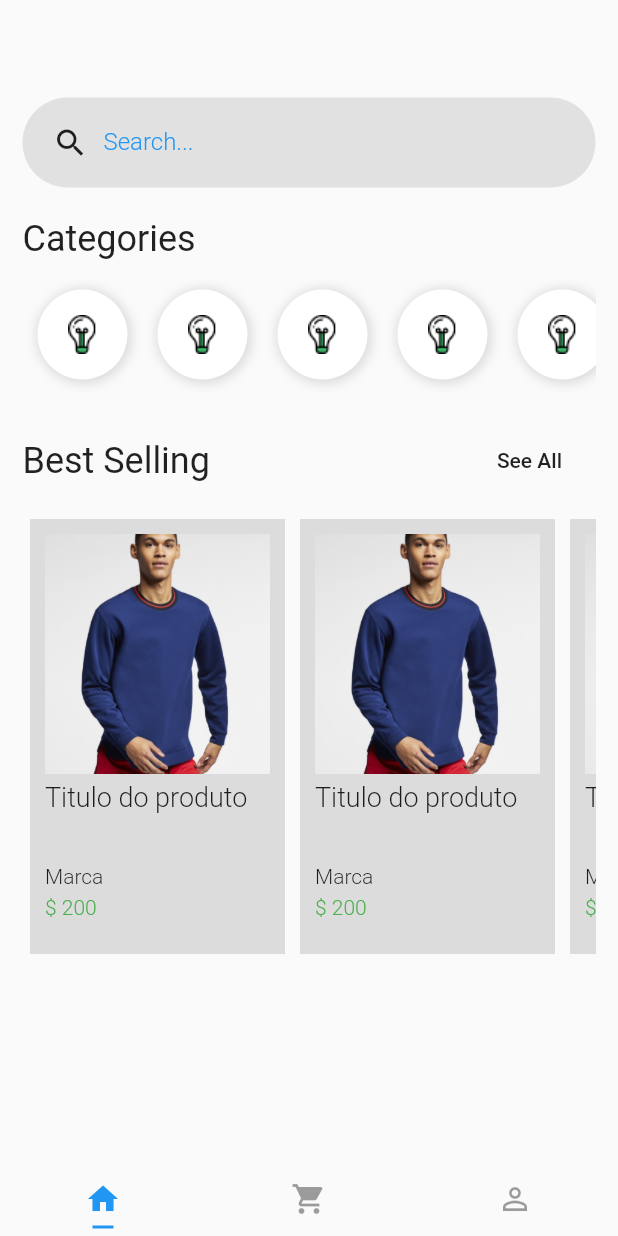
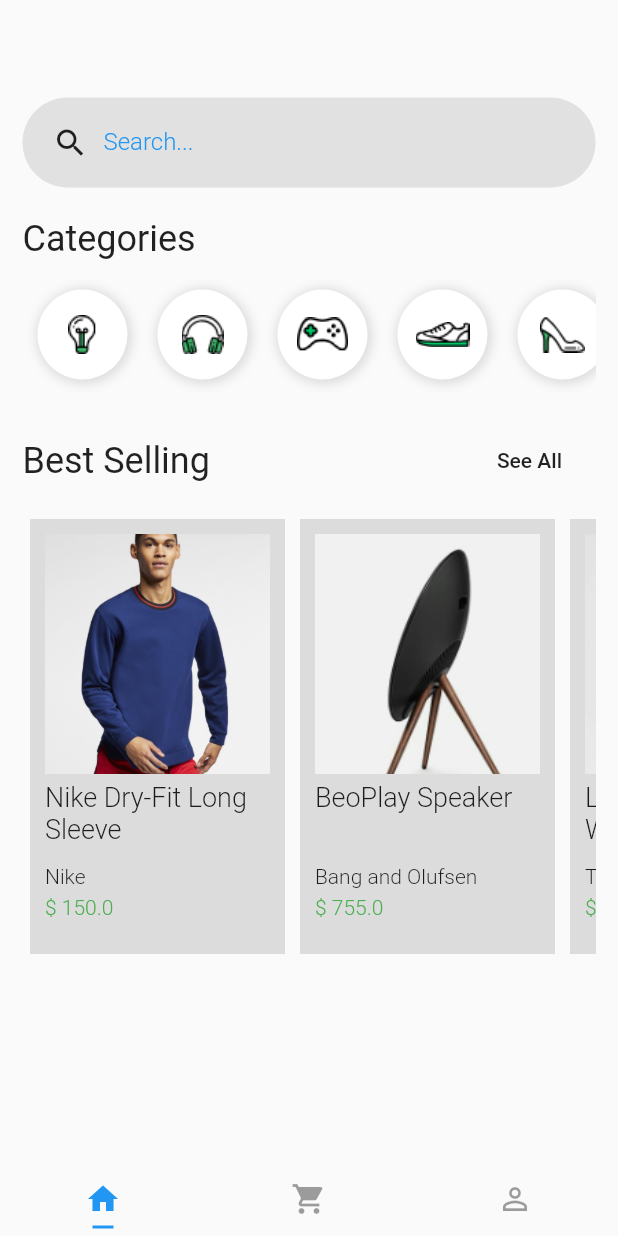
Before and after one commit to Douglas-code/shopping_app, a Flutter app: the screen it shows after launch, on a phone screen of 412 x 824 dp. Run offline on Flutter 3.47's test engine with Material 2 defaults, Android fonts, the phone set to English and light mode, and no system bars.

Commit message:
Organizando Widgets

```diff
--- /dev/null
+++ b/lib/Widgets/category/category-item.widget.dart
@@ -0,0 +1,32 @@
+import 'package:flutter/material.dart';
+
+class CategoryItem extends StatelessWidget {
+  final String image;
+
+  CategoryItem({@required this.image});
+
+  @override
+  Widget build(BuildContext context) {
+    return Container(
+      width: 60,
+      height: 60,
+      margin: EdgeInsets.all(10),
+      padding: EdgeInsets.all(10),
+      decoration: BoxDecoration(
+        color: Colors.white,
+        boxShadow: [
+          new BoxShadow(
+            color: Colors.black12,
+            offset: new Offset(1, 1),
+            blurRadius: 5,
+            spreadRadius: 2,
+          ),
+        ],
+        borderRadius: BorderRadius.all(
+          Radius.circular(64),
+        ),
+      ),
+      child: Image.asset(image),
+    );
+  }
+}
--- /dev/null
+++ b/lib/Widgets/category/category-list.widget.dart
@@ -0,0 +1,21 @@
+import 'package:flutter/material.dart';
+
+import 'category-item.widget.dart';
+
+class CategoryList extends StatelessWidget {
+  @override
+  Widget build(BuildContext context) {
+    return Container(
+      child: ListView(
+        scrollDirection: Axis.horizontal,
+        children: <Widget>[
+          CategoryItem(image: "assets/Icon_Devices.png"),
+          CategoryItem(image: "assets/Icon_Gadgets.png"),
+          CategoryItem(image: "assets/Icon_Gaming.png"),
+          CategoryItem(image: "assets/Icon_Mens_Shoe.png"),
+          CategoryItem(image: "assets/Icon_Womens_Shoe.png"),
+        ],
+      ),
+    );
+  }
+}
--- /dev/null
+++ b/lib/Widgets/product/product-card.widget.dart
@@ -0,0 +1,86 @@
+import 'package:Shopping/pages/product.page.dart';
+import 'package:flutter/material.dart';
+
+class ProductCard extends StatelessWidget {
+  final String image;
+  final String title;
+  final String description;
+  final double price;
+
+  ProductCard({
+    @required this.image,
+    @required this.title,
+    @required this.description,
+    @required this.price,
+  });
+
+  @override
+  Widget build(BuildContext context) {
+    return Container(
+      padding: EdgeInsets.all(10),
+      margin: EdgeInsets.all(5),
+      width: 170,
+      color: Colors.black12,
+      child: Column(
+        crossAxisAlignment: CrossAxisAlignment.start,
+        children: <Widget>[
+          GestureDetector(
+            onTap: () {
+              Navigator.push(
+                context,
+                MaterialPageRoute(
+                  builder: (context) => ProductPage(
+                    description: description,
+                    image: image,
+                    price: price,
+                    title: title,
+                  ),
+                ),
+              );
+            },
+            child: Image.asset(
+              image,
+              width: 160,
+              height: 160,
+              fit: BoxFit.cover,
+            ),
+          ),
+          SizedBox(
+            height: 5,
+          ),
+          Container(
+            height: 50,
+            child: Text(
+              title,
+              style: TextStyle(
+                fontSize: 18,
+                fontWeight: FontWeight.w300,
+              ),
+            ),
+          ),
+          SizedBox(
+            height: 5,
+          ),
+          Text(
+            description,
+            style: TextStyle(
+              fontSize: 14,
+              fontWeight: FontWeight.w300,
+            ),
+          ),
+          SizedBox(
+            height: 5,
+          ),
+          Text(
+            "\$ $price",
+            style: TextStyle(
+              color: Colors.green,
+              fontSize: 14,
+              fontWeight: FontWeight.w300,
+            ),
+          ),
+        ],
+      ),
+    );
+  }
+}
--- /dev/null
+++ b/lib/Widgets/product/product-list.widget.dart
@@ -0,0 +1,49 @@
+import 'package:Shopping/Widgets/product/product-card.widget.dart';
+import 'package:flutter/material.dart';
+
+class ProductList extends StatelessWidget {
+  final Axis scrollDirection;
+
+  ProductList({@required this.scrollDirection});
+
+  @override
+  Widget build(BuildContext context) {
+    return Container(
+      child: ListView(
+        scrollDirection: scrollDirection,
+        children: <Widget>[
+          ProductCard(
+            title: "Nike Dry-Fit Long Sleeve",
+            description: "Nike",
+            image: "assets/product-10.png",
+            price: 150,
+          ),
+          ProductCard(
+            title: "BeoPlay Speaker",
+            description: "Bang and Olufsen",
+            image: "assets/product-1.png",
+            price: 755,
+          ),
+          ProductCard(
+            title: "Leather Wristwatch",
+            description: "Tag Heuer",
+            image: "assets/product-2.png",
+            price: 450,
+          ),
+          ProductCard(
+            title: "Smart Bluetooth Speaker",
+            description: "Google Inc.",
+            image: "assets/product-3.png",
+            price: 900,
+          ),
+          ProductCard(
+            title: "Smart Luggage",
+            description: "Smart Inc.",
+            image: "assets/product-4.png",
+            price: 1000,
+          ),
+        ],
+      ),
+    );
+  }
+}
--- /dev/null
+++ b/lib/Widgets/search-box.widget.dart
@@ -0,0 +1,44 @@
+import 'package:flutter/material.dart';
+
+class SearchBox extends StatelessWidget {
+  @override
+  Widget build(BuildContext context) {
+    return Container(
+      height: 60,
+      padding: EdgeInsets.only(
+        left: 20,
+      ),
+      child: Row(
+        children: <Widget>[
+          Icon(Icons.search),
+          Container(
+            width: 200,
+            padding: EdgeInsets.only(left: 10),
+            child: TextFormField(
+              keyboardType: TextInputType.text,
+              decoration: InputDecoration(
+                border: InputBorder.none,
+                labelText: "Search...",
+                labelStyle: TextStyle(
+                  color: Colors.blue,
+                  fontWeight: FontWeight.w300,
+                  fontSize: 16,
+                ),
+              ),
+              style: TextStyle(
+                fontSize: 20,
+                color: Colors.blue,
+              ),
+            ),
+          ),
+        ],
+      ),
+      decoration: BoxDecoration(
+        color: Colors.black.withOpacity(0.1),
+        borderRadius: BorderRadius.all(
+          Radius.circular(128),
+        ),
+      ),
+    );
+  }
+}
--- a/lib/pages/home.page.dart
+++ b/lib/pages/home.page.dart
@@ -1,4 +1,6 @@
-import 'package:Shopping/pages/product.page.dart';
+import 'package:Shopping/Widgets/category/category-list.widget.dart';
+import 'package:Shopping/Widgets/product/product-list.widget.dart';
+import 'package:Shopping/Widgets/search-box.widget.dart';
 import 'package:flutter/material.dart';
 
 class HomePage extends StatelessWidget {
@@ -13,7 +15,7 @@ class HomePage extends StatelessWidget {
             SizedBox(
               height: 50,
             ),
-            search(),
+            SearchBox(),
             SizedBox(
               height: 20,
             ),
@@ -28,7 +30,7 @@ class HomePage extends StatelessWidget {
             ),
             Container(
               height: 80,
-              child: categoryList(),
+              child: CategoryList(),
             ),
             SizedBox(
               height: 20,
@@ -53,7 +55,9 @@ class HomePage extends StatelessWidget {
             ),
             Container(
               height: 300,
-              child: productList(context),
+              child: ProductList(
+                scrollDirection: Axis.horizontal,
+              ),
             ),
           ],
         ),
@@ -61,166 +65,3 @@ class HomePage extends StatelessWidget {
     );
   }
 }
-
-Widget search() {
-  return Container(
-    height: 60,
-    padding: EdgeInsets.only(
-      left: 20,
-    ),
-    child: Row(
-      children: <Widget>[
-        Icon(Icons.search),
-        Container(
-          width: 200,
-          padding: EdgeInsets.only(left: 10),
-          child: TextFormField(
-            keyboardType: TextInputType.text,
-            decoration: InputDecoration(
-              border: InputBorder.none,
-              labelText: "Search...",
-              labelStyle: TextStyle(
-                color: Colors.blue,
-                fontWeight: FontWeight.w300,
-                fontSize: 16,
-              ),
-            ),
-            style: TextStyle(
-              fontSize: 20,
-              color: Colors.blue,
-            ),
-          ),
-        ),
-      ],
-    ),
-    decoration: BoxDecoration(
-      color: Colors.black.withOpacity(0.1),
-      borderRadius: BorderRadius.all(
-        Radius.circular(128),
-      ),
-    ),
-  );
-}
-
-Widget categoryList() {
-  return Container(
-    child: ListView(
-      scrollDirection: Axis.horizontal,
-      children: <Widget>[
-        categoryItem(),
-        categoryItem(),
-        categoryItem(),
-        categoryItem(),
-        categoryItem(),
-        categoryItem(),
-        categoryItem(),
-        categoryItem(),
-      ],
-    ),
-  );
-}
-
-Widget categoryItem() {
-  return Container(
-    width: 60,
-    height: 60,
-    margin: EdgeInsets.all(10),
-    padding: EdgeInsets.all(10),
-    decoration: BoxDecoration(
-      color: Colors.white,
-      boxShadow: [
-        new BoxShadow(
-          color: Colors.black12,
-          offset: new Offset(1, 1),
-          blurRadius: 5,
-          spreadRadius: 2,
-        ),
-      ],
-      borderRadius: BorderRadius.all(
-        Radius.circular(64),
-      ),
-    ),
-    child: Image.asset("assets/Icon_Devices.png"),
-  );
-}
-
-Widget productList(BuildContext context) {
-  return Container(
-    child: ListView(
-      scrollDirection: Axis.horizontal,
-      children: <Widget>[
-        productItem(context),
-        productItem(context),
-        productItem(context),
-        productItem(context),
-        productItem(context),
-        productItem(context),
-        productItem(context),
-      ],
-    ),
-  );
-}
-
-Widget productItem(BuildContext context) {
-  return Container(
-    padding: EdgeInsets.all(10),
-    margin: EdgeInsets.all(5),
-    width: 170,
-    color: Colors.black12,
-    child: Column(
-      crossAxisAlignment: CrossAxisAlignment.start,
-      children: <Widget>[
-        GestureDetector(
-          onTap: () {
-            Navigator.push(
-              context,
-              MaterialPageRoute(
-                builder: (context) => ProductPage(),
-              ),
-            );
-          },
-          child: Image.asset(
-            "assets/product-10.png",
-            width: 160,
-            height: 160,
-            fit: BoxFit.cover,
-          ),
-        ),
-        SizedBox(
-          height: 5,
-        ),
-        Container(
-          height: 50,
-          child: Text(
-            "Titulo do produto",
-            style: TextStyle(
-              fontSize: 18,
-              fontWeight: FontWeight.w300,
-            ),
-          ),
-        ),
-        SizedBox(
-          height: 5,
-        ),
-        Text(
-          "Marca",
-          style: TextStyle(
-            fontSize: 14,
-            fontWeight: FontWeight.w300,
-          ),
-        ),
-        SizedBox(
-          height: 5,
-        ),
-        Text(
-          "\$ 200",
-          style: TextStyle(
-            color: Colors.green,
-            fontSize: 14,
-            fontWeight: FontWeight.w300,
-          ),
-        ),
-      ],
-    ),
-  );
-}
--- a/lib/pages/product.page.dart
+++ b/lib/pages/product.page.dart
@@ -1,6 +1,18 @@
 import 'package:flutter/material.dart';
 
 class ProductPage extends StatelessWidget {
+  final String image;
+  final String title;
+  final String description;
+  final double price;
+
+  ProductPage({
+    @required this.image,
+    @required this.title,
+    @required this.description,
+    @required this.price,
+  });
+
   @override
   Widget build(BuildContext context) {
     return Scaffold(
@@ -16,7 +28,7 @@ class ProductPage extends StatelessWidget {
               flexibleSpace: FlexibleSpaceBar(
                 centerTitle: true,
                 background: Image.asset(
-                  "assets/product-10.png",
+                  image,
                   width: 160,
                   height: 160,
                   fit: BoxFit.fitWidth,
@@ -34,7 +46,7 @@ class ProductPage extends StatelessWidget {
                 right: 10,
               ),
               child: Text(
-                "Dry Fit Long Sleeve",
+                title,
                 style: TextStyle(
                   fontSize: 26,
                   fontWeight: FontWeight.bold,
```
